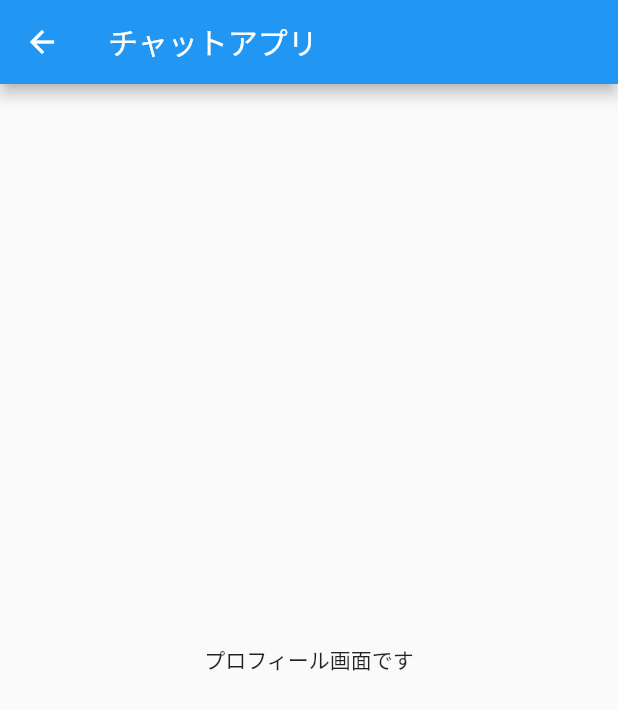
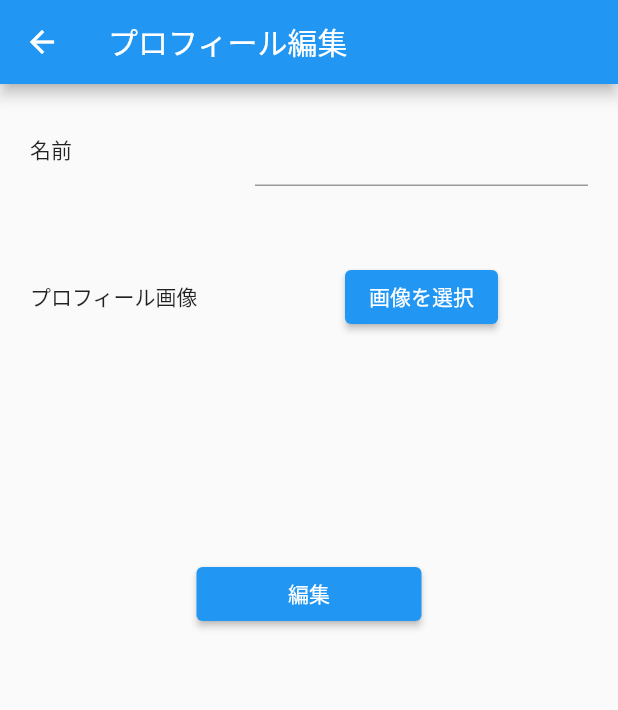
Before and after one commit to Kei-kei-dev/D-match, a Flutter app: the ProfilePage screen opened directly, on a phone screen of 412 x 824 dp. Shown: the top 710 px of the screen. Run offline on Flutter 3.47's test engine with Material 2 defaults, Android fonts, the light colour scheme and no system bars; our stand-ins replace flutter_riverpod; network calls fail.

Commit message:
静的なUI作成完了

```diff
--- a/lib/pages/profile_page.dart
+++ b/lib/pages/profile_page.dart
@@ -12,9 +12,43 @@ class _ProfilePageState extends State<ProfilePage> {
   Widget build(BuildContext context) {
     return Scaffold(
       appBar: AppBar(
-        title: const Text('チャットアプリ'),
+        title: const Text('プロフィール編集'),
       ),
-      body: const Center(child: Text('プロフィール画面です')),
+      body: Padding(
+        padding: const EdgeInsets.all(20.0),
+        child: Column(
+          children: [
+            // ここだけ教材とconstの位置が違う
+            const Row(
+              children: [
+                SizedBox(width: 150, child: Text('名前')),
+                Expanded(child: TextField())
+              ],
+            ),
+            const SizedBox(
+              height: 50,
+            ),
+            Row(
+              children: [
+                const SizedBox(width: 150, child: Text('プロフィール画像')),
+                Expanded(
+                  child: Container(
+                      alignment: Alignment.center,
+                      child: ElevatedButton(
+                          onPressed: () {}, child: const Text('画像を選択'))),
+                )
+              ],
+            ),
+            const SizedBox(
+              height: 150,
+            ),
+            SizedBox(
+                width: 150,
+                child:
+                    ElevatedButton(onPressed: () {}, child: const Text('編集')))
+          ],
+        ),
+      ),
     );
   }
 }
```
